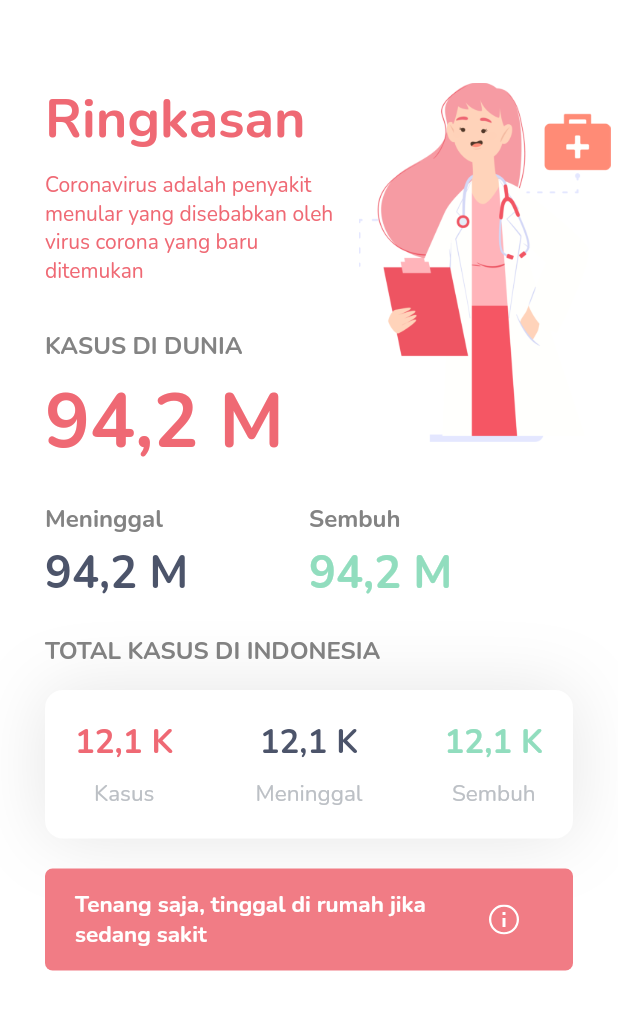
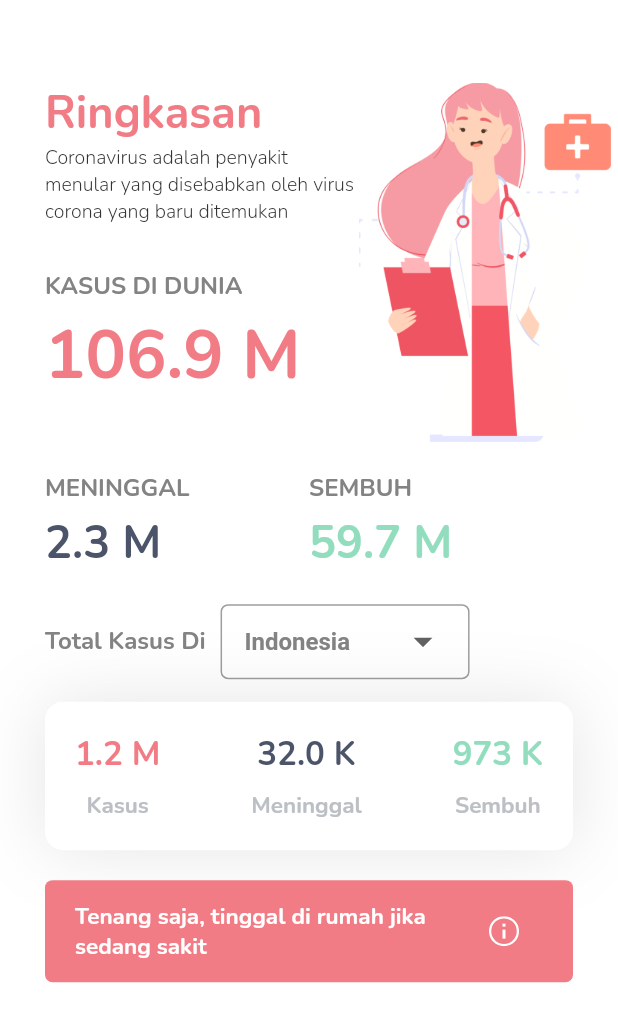
Before and after one commit to kouseina/19-tracker, a Flutter app: the HomePage screen opened directly, on a phone screen of 412 x 824 dp. Shown: the top 1022 px of the screen. Run offline on Flutter 3.47's test engine with Material 2 defaults, Android fonts, the phone set to English and light mode, and no system bars; our stand-ins replace after_layout, fl_chart, flutter_svg, shared_preferences, webview_flutter; accounts and stored records are empty.

Commit message:
add after layout and add country picker at home screen

```diff
--- /dev/null
+++ b/lib/kmb_generator.dart
@@ -0,0 +1,13 @@
+String k_m_b_generator(num) {
+  if (num > 999 && num < 99999) {
+    return "${(num / 1000).toStringAsFixed(1)} K";
+  } else if (num > 99999 && num < 999999) {
+    return "${(num / 1000).toStringAsFixed(0)} K";
+  } else if (num > 999999 && num < 999999999) {
+    return "${(num / 1000000).toStringAsFixed(1)} M";
+  } else if (num > 999999999) {
+    return "${(num / 1000000000).toStringAsFixed(1)} B";
+  } else {
+    return num.toString();
+  }
+}
--- a/lib/main.dart
+++ b/lib/main.dart
@@ -1,5 +1,5 @@
 import 'package:flutter/material.dart';
-import 'package:nineteen_trackers/pages/onboarding_page.dart';
+import 'package:nineteen_trackers/pages/after_layout.dart';
 import 'package:nineteen_trackers/theme.dart';
 
 void main() {
@@ -27,7 +27,7 @@ class MyApp extends StatelessWidget {
           visualDensity: VisualDensity.adaptivePlatformDensity,
           fontFamily: 'Nunito',
           primaryColor: pinkColor),
-      home: OnboardingPage(),
+      home: AfterLayout(),
       debugShowCheckedModeBanner: false,
     );
   }
--- a/lib/pages/home_page.dart
+++ b/lib/pages/home_page.dart
@@ -1,10 +1,25 @@
 import 'package:flutter/material.dart';
+import 'package:nineteen_trackers/kmb_generator.dart';
 import 'package:nineteen_trackers/theme.dart';
 import 'package:nineteen_trackers/widgets/alert_stay.dart';
 
 class HomePage extends StatelessWidget {
+  double gCasePure = 106855561;
+  double gDeathPure = 2337714;
+  double gRecoverPure = 59690884;
+  double lCasePure = 1174779;
+  double lDeathPure = 31976;
+  double lRecoverPure = 973452;
+
   @override
   Widget build(BuildContext context) {
+    var gCase = k_m_b_generator(gCasePure);
+    var gDeath = k_m_b_generator(gDeathPure);
+    var gRecover = k_m_b_generator(gRecoverPure);
+    var lCase = k_m_b_generator(lCasePure);
+    var lDeath = k_m_b_generator(lDeathPure);
+    var lRecover = k_m_b_generator(lRecoverPure);
+
     return Scaffold(
       backgroundColor: whiteColor,
       body: SafeArea(
@@ -23,12 +38,12 @@ class HomePage extends StatelessWidget {
                       'Ringkasan',
                       style: titleStyle,
                     ),
-                    SizedBox(
-                      height: 10,
-                    ),
                     Text(
                       'Coronavirus adalah penyakit menular yang disebabkan oleh virus corona yang baru ditemukan',
-                      style: descStyle,
+                      style: titleStyle.copyWith(
+                          fontSize: 13,
+                          color: Color(0xff333333),
+                          fontWeight: FontWeight.w300),
                     ),
                     SizedBox(
                       height: 30,
@@ -41,8 +56,8 @@ class HomePage extends StatelessWidget {
                       height: 5,
                     ),
                     Text(
-                      '94,2 M',
-                      style: titleStyle.copyWith(fontSize: 50),
+                      gCase,
+                      style: titleStyle.copyWith(fontSize: 45),
                     ),
                   ],
                 )),
@@ -66,14 +81,14 @@ class HomePage extends StatelessWidget {
                         crossAxisAlignment: CrossAxisAlignment.start,
                         children: <Widget>[
                           Text(
-                            'Meninggal',
+                            'MENINGGAL',
                             style: subtitleStyle,
                           ),
                           SizedBox(
                             height: 5,
                           ),
                           Text(
-                            '94,2 M',
+                            gDeath,
                             style: titleStyle.copyWith(
                                 color: blackColor, fontSize: 30),
                           ),
@@ -86,14 +101,14 @@ class HomePage extends StatelessWidget {
                         crossAxisAlignment: CrossAxisAlignment.start,
                         children: <Widget>[
                           Text(
-                            'Sembuh',
+                            'SEMBUH',
                             style: subtitleStyle,
                           ),
                           SizedBox(
                             height: 5,
                           ),
                           Text(
-                            '94,2 M',
+                            gRecover,
                             style: titleStyle.copyWith(
                                 color: greenColor, fontSize: 30),
                           ),
@@ -108,9 +123,22 @@ class HomePage extends StatelessWidget {
                 Column(
                   crossAxisAlignment: CrossAxisAlignment.start,
                   children: <Widget>[
-                    Text(
-                      'TOTAL KASUS DI INDONESIA',
-                      style: subtitleStyle,
+                    Container(
+                      child: Row(
+                        children: <Widget>[
+                          Flexible(
+                            flex: 1,
+                            child: Text(
+                              'Total Kasus Di',
+                              style: subtitleStyle,
+                            ),
+                          ),
+                          Flexible(
+                            flex: 1,
+                            child: ChooseCountry(),
+                          )
+                        ],
+                      ),
                     ),
                     SizedBox(
                       height: 15,
@@ -133,7 +161,7 @@ class HomePage extends StatelessWidget {
                           Column(
                             children: <Widget>[
                               Text(
-                                '12,1 K',
+                                lCase,
                                 style: titleStyle.copyWith(fontSize: 22),
                               ),
                               SizedBox(
@@ -149,7 +177,7 @@ class HomePage extends StatelessWidget {
                           Column(
                             children: <Widget>[
                               Text(
-                                '12,1 K',
+                                lDeath,
                                 style: titleStyle.copyWith(
                                     fontSize: 22, color: blackColor),
                               ),
@@ -166,7 +194,7 @@ class HomePage extends StatelessWidget {
                           Column(
                             children: <Widget>[
                               Text(
-                                '12,1 K',
+                                lRecover,
                                 style: titleStyle.copyWith(
                                     fontSize: 22, color: greenColor),
                               ),
@@ -197,3 +225,50 @@ class HomePage extends StatelessWidget {
     );
   }
 }
+
+class ChooseCountry extends StatefulWidget {
+  @override
+  _ChooseCountryState createState() => _ChooseCountryState();
+}
+
+class _ChooseCountryState extends State<ChooseCountry> {
+  String valueChoose = "Indonesia";
+  List listItem = [
+    "Indonesia",
+    "Amerika Serikat",
+  ];
+
+  @override
+  Widget build(BuildContext context) {
+    return Container(
+      margin: const EdgeInsets.fromLTRB(10, 0, 0, 0),
+      padding: const EdgeInsets.symmetric(
+        vertical: 0,
+        horizontal: 15,
+      ),
+      decoration: BoxDecoration(
+        border: Border.all(color: Colors.grey, width: 1),
+        borderRadius: BorderRadius.circular(5),
+      ),
+      child: DropdownButton(
+        iconSize: 30,
+        isExpanded: true,
+        underline: SizedBox(),
+        style: subtitleStyle,
+        // icon: Icon(Icons.arrow_drop_down),
+        value: valueChoose,
+        onChanged: (newValue) {
+          setState(() {
+            valueChoose = newValue;
+          });
+        },
+        items: listItem.map((valueItem) {
+          return DropdownMenuItem(
+            value: valueItem,
+            child: Text(valueItem),
+          );
+        }).toList(),
+      ),
+    );
+  }
+}
--- a/lib/pages/information_page.dart
+++ b/lib/pages/information_page.dart
@@ -46,10 +46,10 @@ class InformationPage extends StatelessWidget {
                             decoration: BoxDecoration(
                                 color: Color(0xffF2F2F2),
                                 borderRadius:
-                                    BorderRadius.all(Radius.circular(12))),
+                                    BorderRadius.all(Radius.circular(10))),
                             child: Padding(
                               padding: const EdgeInsets.symmetric(
-                                  horizontal: 25, vertical: 30),
+                                  horizontal: 20, vertical: 25),
                               child: Flexible(
                                 child: Row(
                                   children: [
--- a/lib/pages/information_webview_page.dart
+++ b/lib/pages/information_webview_page.dart
@@ -24,7 +24,11 @@ class _InformationWebviewPageState extends State<InformationWebviewPage> {
   Widget build(BuildContext context) {
     return Scaffold(
         appBar: AppBar(
-          title: Text(widget.title),
+          iconTheme: IconThemeData(color: Colors.white),
+          title: Text(
+            widget.title,
+            style: TextStyle(color: Colors.white),
+          ),
         ),
         body: Stack(
           children: [
--- a/lib/theme.dart
+++ b/lib/theme.dart
@@ -1,13 +1,14 @@
 import 'package:flutter/material.dart';
 
-Color pinkColor = Color(0xffEF6974);
+// Color pinkColor = Color(0xffEF6974);
+Color pinkColor = Color(0xffF17C85);
 Color blackColor = Color(0xff4C546A);
 Color greyColor = Color(0xff838383);
 Color greenColor = Color(0xff91DDBE);
 Color whiteColor = Color(0xffFFFFFF);
 
 TextStyle titleStyle = TextStyle(
-  fontSize: 36,
+  fontSize: 30,
   fontWeight: FontWeight.w700,
   color: pinkColor,
 );
@@ -19,5 +20,5 @@ TextStyle subtitleStyle = TextStyle(
 TextStyle descStyle = TextStyle(
   fontSize: 14,
   color: pinkColor,
-  fontWeight: FontWeight.w400,
+  fontWeight: FontWeight.w700,
 );
--- a/pubspec.yaml
+++ b/pubspec.yaml
@@ -29,6 +29,9 @@ dependencies:
   cupertino_icons: ^0.1.3
   flutter_svg: ^0.18.0
   webview_flutter: ^1.0.7
+  fl_chart: ^0.12.2
+  shared_preferences: ^0.5.12+4
+  after_layout: ^1.0.7+2
 
 dev_dependencies:
   flutter_test:
```
Also changed, not shown: lib/pages/after_layout.dart (added, +36 -0 lines), lib/pages/statistic_page.dart (+32 -12 lines), lib/unboarding_model.dart (+4 -4 lines), lib/widgets/line_chart.dart (added, +53 -0 lines), lib/widgets/line_titles.dart (added, +40 -0 lines), pubspec.lock.
